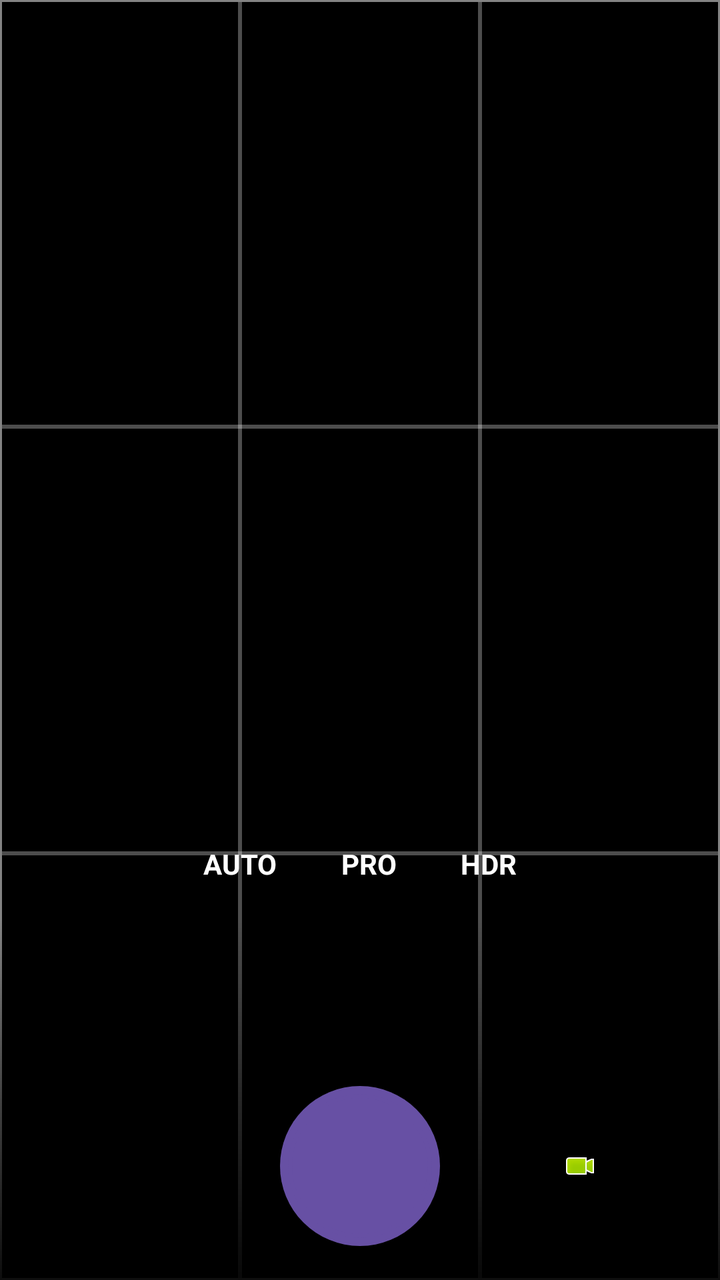
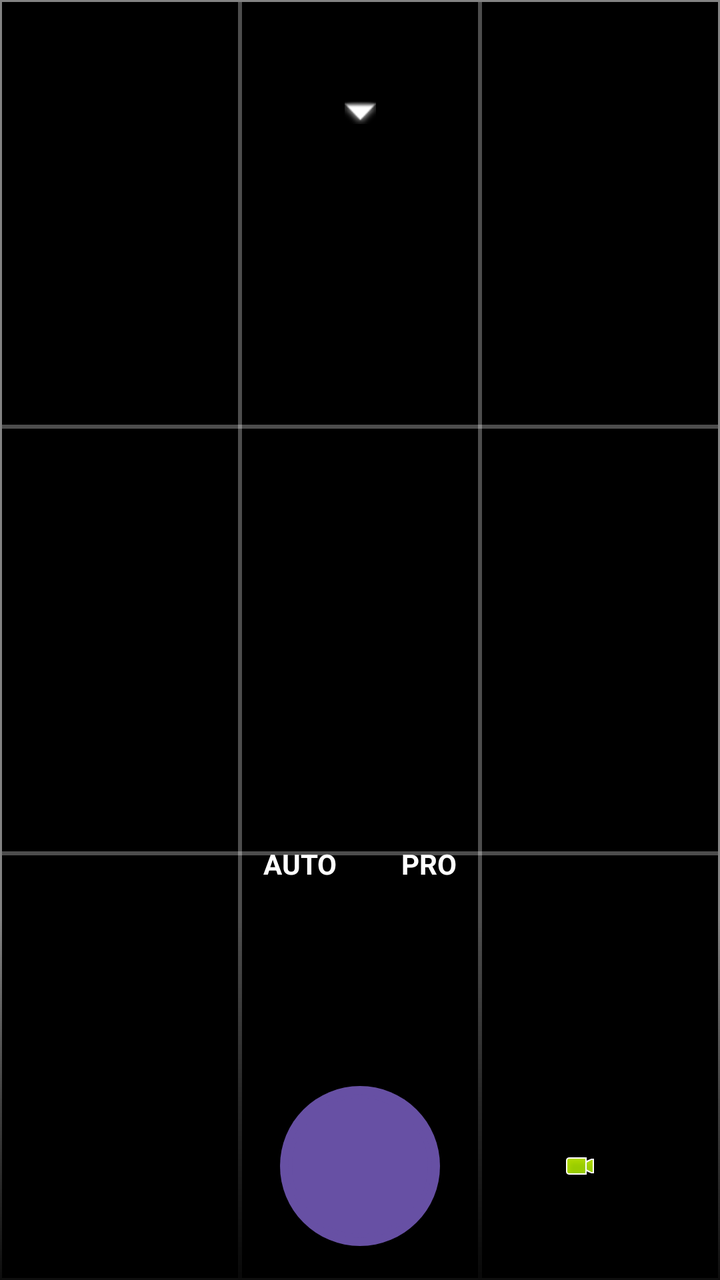

Compare the two renders of this Android layout. The source of the first and the diff that turns it into the second are given below.
<!-- AndroidManifest.xml: application theme Theme.TelescopeApp -->
<!-- res/layout/activity_main.xml -->
<?xml version="1.0" encoding="utf-8"?>
<androidx.constraintlayout.widget.ConstraintLayout
    xmlns:android="http://schemas.android.com/apk/res/android"
    xmlns:app="http://schemas.android.com/apk/res-auto"
    xmlns:tools="http://schemas.android.com/tools"
    android:layout_width="match_parent"
    android:layout_height="match_parent"
    android:background="#000000"
    tools:context=".MainActivity">

    <TextureView
        android:id="@+id/viewFinder"
        android:layout_width="match_parent"
        android:layout_height="match_parent"
        app:layout_constraintBottom_toBottomOf="parent"
        app:layout_constraintEnd_toEndOf="parent"
        app:layout_constraintStart_toStartOf="parent"
        app:layout_constraintTop_toTopOf="parent" />

    <View
        android:id="@+id/flash_overlay"
        android:layout_width="match_parent"
        android:layout_height="match_parent"
        android:background="#B3FFFFFF"
        android:visibility="gone"
        android:elevation="10dp" />

    
    <com.example.telescopeapp.HistogramView
        android:id="@+id/histogram_view"
        android:layout_width="120dp"
        android:layout_height="80dp"
        android:layout_marginTop="32dp"
        android:layout_marginStart="16dp"
        android:visibility="gone"
        app:layout_constraintTop_toTopOf="parent"
        app:layout_constraintStart_toStartOf="parent" />

    
    <TextView
        android:id="@+id/histogram_toggle_button"
        android:layout_width="wrap_content"
        android:layout_height="wrap_content"
        android:layout_marginTop="32dp"
        android:layout_marginEnd="16dp"
        android:text="HIST"
        android:textColor="#000000"
        android:textSize="14sp"
        android:textStyle="bold"
        android:padding="8dp"
        android:background="@drawable/bg_pill_button_active"
        android:visibility="gone"
        app:layout_constraintTop_toTopOf="parent"
        app:layout_constraintEnd_toEndOf="parent" />

    
    <LinearLayout
        android:layout_width="match_parent"
        android:layout_height="match_parent"
        android:orientation="vertical"
        android:weightSum="3"
        app:layout_constraintTop_toTopOf="parent"
        app:layout_constraintBottom_toBottomOf="parent">
        <View android:layout_width="match_parent" android:layout_height="0dp" android:layout_weight="1" android:background="@drawable/grid_box" />
        <View android:layout_width="match_parent" android:layout_height="0dp" android:layout_weight="1" android:background="@drawable/grid_box" />
        <View android:layout_width="match_parent" android:layout_height="0dp" android:layout_weight="1" android:background="@drawable/grid_box" />
    </LinearLayout>
    
    <LinearLayout
        android:layout_width="match_parent"
        android:layout_height="match_parent"
        android:orientation="horizontal"
        android:weightSum="3"
        app:layout_constraintStart_toStartOf="parent"
        app:layout_constraintEnd_toEndOf="parent">
        <View android:layout_width="0dp" android:layout_height="match_parent" android:layout_weight="1" android:background="@drawable/grid_box" />
        <View android:layout_width="0dp" android:layout_height="match_parent" android:layout_weight="1" android:background="@drawable/grid_box" />
        <View android:layout_width="0dp" android:layout_height="match_parent" android:layout_weight="1" android:background="@drawable/grid_box" />
    </LinearLayout>

    
    <LinearLayout
        android:id="@+id/parameter_control_panel"
        android:layout_width="match_parent"
        android:layout_height="wrap_content"
        android:layout_marginBottom="8dp"
        android:orientation="vertical"
        android:visibility="gone"
        android:background="#80000000"
        app:layout_constraintBottom_toTopOf="@+id/parameter_scroll_view"
        app:layout_constraintEnd_toEndOf="parent"
        app:layout_constraintStart_toStartOf="parent">

        
        <TextView
            android:id="@+id/parameter_value_text"
            android:layout_width="wrap_content"
            android:layout_height="wrap_content"
            android:layout_gravity="center_horizontal"
            android:padding="8dp"
            android:text="AUTO"
            android:textColor="#FFD700"
            android:textSize="16sp"
            android:textStyle="bold"
            android:background="?selectableItemBackground" />

        
        <LinearLayout
            android:layout_width="match_parent"
            android:layout_height="wrap_content"
            android:orientation="horizontal"
            android:gravity="center_vertical"
            android:paddingStart="16dp"
            android:paddingEnd="16dp">

            <TextView
                android:id="@+id/btn_param_minus"
                android:layout_width="40dp"
                android:layout_height="40dp"
                android:gravity="center"
                android:text="-"
                android:textColor="#FFFFFF"
                android:textSize="24sp"
                android:textStyle="bold"
                android:background="?selectableItemBackgroundBorderless" />

            <com.google.android.material.slider.Slider
                android:id="@+id/parameter_slider"
                android:layout_width="0dp"
                android:layout_height="wrap_content"
                android:layout_weight="1"
                app:tickVisible="false"
                app:thumbColor="#FFFFFF"
                app:trackColorActive="#FFFFFF"
                app:trackColorInactive="#80FFFFFF" />

            <TextView
                android:id="@+id/btn_param_plus"
                android:layout_width="40dp"
                android:layout_height="40dp"
                android:gravity="center"
                android:text="+"
                android:textColor="#FFFFFF"
                android:textSize="20sp"
                android:textStyle="bold"
                android:background="?selectableItemBackgroundBorderless" />
        </LinearLayout>

        
        <HorizontalScrollView
            android:layout_width="match_parent"
            android:layout_height="40dp"
            android:scrollbars="none">
            <LinearLayout
                android:id="@+id/preset_layout"
                android:layout_width="wrap_content"
                android:layout_height="match_parent"
                android:orientation="horizontal"
                android:paddingStart="16dp"
                android:paddingEnd="16dp"
                android:gravity="center_vertical" />
        </HorizontalScrollView>
    </LinearLayout>

    
    <HorizontalScrollView
        android:id="@+id/parameter_scroll_view"
        android:layout_width="wrap_content"
        android:layout_height="40dp"
        android:layout_marginBottom="8dp"
        android:scrollbars="none"
        android:visibility="gone"
        app:layout_constraintBottom_toTopOf="@+id/mode_layout"
        app:layout_constraintEnd_toEndOf="parent"
        app:layout_constraintStart_toStartOf="parent">

        <LinearLayout
            android:id="@+id/parameter_layout"
            android:layout_width="wrap_content"
            android:layout_height="match_parent"
            android:orientation="horizontal"
            android:paddingStart="16dp"
            android:paddingEnd="16dp"
            android:gravity="center_vertical" />
    </HorizontalScrollView>

    
    <LinearLayout
        android:id="@+id/mode_layout"
        android:layout_width="wrap_content"
        android:layout_height="40dp"
        android:layout_marginBottom="8dp"
        android:orientation="horizontal"
        android:gravity="center_vertical"
        app:layout_constraintBottom_toTopOf="@+id/bottom_control_bar"
        app:layout_constraintEnd_toEndOf="parent"
        app:layout_constraintStart_toStartOf="parent">

        <TextView
            android:id="@+id/mode_auto"
            android:layout_width="wrap_content"
            android:layout_height="match_parent"
            android:gravity="center"
            android:paddingStart="16dp"
            android:paddingEnd="16dp"
            android:text="AUTO"
            android:textColor="#FFFFFF"
            android:textSize="14sp"
            android:textStyle="bold" />

        <TextView
            android:id="@+id/mode_manual"
            android:layout_width="wrap_content"
            android:layout_height="match_parent"
            android:gravity="center"
            android:paddingStart="16dp"
            android:paddingEnd="16dp"
            android:text="PRO"
            android:textColor="#FFFFFF"
            android:textSize="14sp"
            android:textStyle="bold" />

        <TextView
            android:id="@+id/mode_hdr"
            android:layout_width="wrap_content"
            android:layout_height="match_parent"
            android:gravity="center"
            android:paddingStart="16dp"
            android:paddingEnd="16dp"
            android:text="HDR"
            android:textColor="#FFFFFF"
            android:textSize="14sp"
            android:textStyle="bold" />
    </LinearLayout>

    
    <androidx.constraintlayout.widget.ConstraintLayout
        android:id="@+id/bottom_control_bar"
        android:layout_width="match_parent"
        android:layout_height="180dp"
        android:background="@drawable/bg_control_bar"
        app:layout_constraintBottom_toBottomOf="parent"
        app:layout_constraintStart_toStartOf="parent"
        app:layout_constraintEnd_toEndOf="parent">

        
        <HorizontalScrollView
            android:id="@+id/zoom_scroll_view"
            android:layout_width="wrap_content"
            android:layout_height="50dp"
            android:layout_marginTop="16dp"
            android:scrollbars="none"
            app:layout_constraintTop_toTopOf="parent"
            app:layout_constraintEnd_toEndOf="parent"
            app:layout_constraintStart_toStartOf="parent">

            <LinearLayout
                android:id="@+id/zoom_layout"
                android:layout_width="wrap_content"
                android:layout_height="match_parent"
                android:orientation="horizontal"
                android:paddingStart="16dp"
                android:paddingEnd="16dp"
                android:gravity="center_vertical" />
        </HorizontalScrollView>

        <Button
            android:id="@+id/image_capture_button"
            android:layout_width="80dp"
            android:layout_height="80dp"
            android:background="@drawable/bg_shutter_button"
            android:elevation="4dp"
            app:layout_constraintBottom_toBottomOf="parent"
            app:layout_constraintTop_toBottomOf="@id/zoom_scroll_view"
            app:layout_constraintStart_toStartOf="parent"
            app:layout_constraintEnd_toEndOf="parent" />

        <ImageView
            android:id="@+id/thumbnail_view"
            android:layout_width="48dp"
            android:layout_height="48dp"
            android:background="?selectableItemBackgroundBorderless"
            android:scaleType="centerCrop"
            android:layout_marginEnd="24dp"
            app:layout_constraintBottom_toBottomOf="@id/image_capture_button"
            app:layout_constraintTop_toTopOf="@id/image_capture_button"
            app:layout_constraintEnd_toStartOf="@id/image_capture_button" />

        <ImageButton
            android:id="@+id/video_capture_button"
            android:layout_width="48dp"
            android:layout_height="48dp"
            android:background="?selectableItemBackgroundBorderless"
            android:src="@android:drawable/presence_video_online"
            android:scaleType="centerInside"
            app:layout_constraintBottom_toBottomOf="@id/image_capture_button"
            app:layout_constraintTop_toTopOf="@id/image_capture_button"
            app:layout_constraintStart_toEndOf="@id/image_capture_button"
            app:layout_constraintEnd_toEndOf="parent" />
            
    </androidx.constraintlayout.widget.ConstraintLayout>



</androidx.constraintlayout.widget.ConstraintLayout>
<!-- resources referenced by this layout -->
<resources>
  <!-- drawable bg_control_bar (drawable) -->
  <?xml version="1.0" encoding="utf-8"?>
  <shape xmlns:android="http://schemas.android.com/apk/res/android">
      <gradient
          android:angle="90"
          android:startColor="#E6000000"
          android:centerColor="#80000000"
          android:endColor="#00000000" />
  </shape>
  <!-- drawable bg_pill_button_active (drawable) -->
  <?xml version="1.0" encoding="utf-8"?>
  <shape xmlns:android="http://schemas.android.com/apk/res/android">
      <solid android:color="#FFF1D0" /> 
      <corners android:radius="24dp" />
  </shape>
  <!-- drawable bg_shutter_button (drawable) -->
  <?xml version="1.0" encoding="utf-8"?>
  <layer-list xmlns:android="http://schemas.android.com/apk/res/android">
      <item>
          <shape android:shape="oval">
              <solid android:color="#FFFFFF" />
              <size android:width="70dp" android:height="70dp"/>
          </shape>
      </item>
      <item android:bottom="4dp" android:left="4dp" android:right="4dp" android:top="4dp">
          <shape android:shape="oval">
              <stroke android:width="2dp" android:color="#000000" />
              <solid android:color="#FFFFFF" />
          </shape>
      </item>
  </layer-list>
  <!-- drawable grid_box (drawable) -->
  <?xml version="1.0" encoding="utf-8"?>
  <shape xmlns:android="http://schemas.android.com/apk/res/android">
      <stroke android:width="1dp" android:color="#4DFFFFFF" />
      <solid android:color="@android:color/transparent" />
  </shape>
  <style name="Theme.TelescopeApp" parent="Base.Theme.TelescopeApp" />
  <style name="Base.Theme.TelescopeApp" parent="Theme.Material3.DayNight.NoActionBar">
          
      </style>
</resources>

<!-- the commit's change to res/layout/activity_main.xml (unified diff, before → after) -->
@@ -37,46 +37,133 @@
         app:layout_constraintStart_toStartOf="parent" />
 
     
+    <LinearLayout
+        android:id="@+id/top_settings_panel"
+        android:layout_width="match_parent"
+        android:layout_height="wrap_content"
+        android:orientation="horizontal"
+        android:gravity="center"
+        android:background="#80000000"
+        android:paddingTop="32dp"
+        android:paddingBottom="8dp"
+        android:visibility="gone"
+        app:layout_constraintTop_toTopOf="parent"
+        app:layout_constraintStart_toStartOf="parent"
+        app:layout_constraintEnd_toEndOf="parent">
+
+        <TextView
+            android:id="@+id/btn_toggle_grid"
+            android:layout_width="wrap_content"
+            android:layout_height="wrap_content"
+            android:text="GRID"
+            android:textColor="#FFD700"
+            android:textSize="14sp"
+            android:textStyle="bold"
+            android:padding="12dp"
+            android:background="?selectableItemBackground" />
+
+        <TextView
+            android:id="@+id/btn_toggle_histogram"
+            android:layout_width="wrap_content"
+            android:layout_height="wrap_content"
+            android:text="HIST"
+            android:textColor="#FFD700"
+            android:textSize="14sp"
+            android:textStyle="bold"
+            android:padding="12dp"
+            android:background="?selectableItemBackground" />
+
+        <TextView
+            android:id="@+id/btn_toggle_hdr"
+            android:layout_width="wrap_content"
+            android:layout_height="wrap_content"
+            android:text="HDR"
+            android:textColor="#FFFFFF"
+            android:textSize="14sp"
+            android:textStyle="bold"
+            android:padding="12dp"
+            android:background="?selectableItemBackground" />
+
+        <TextView
+            android:id="@+id/btn_toggle_timer"
+            android:layout_width="wrap_content"
+            android:layout_height="wrap_content"
+            android:text="TIMER"
+            android:textColor="#FFFFFF"
+            android:textSize="14sp"
+            android:textStyle="bold"
+            android:padding="12dp"
+            android:background="?selectableItemBackground" />
+
+        <TextView
+            android:id="@+id/btn_toggle_flip"
+            android:layout_width="wrap_content"
+            android:layout_height="wrap_content"
+            android:text="FLIP"
+            android:textColor="#FFFFFF"
+            android:textSize="14sp"
+            android:textStyle="bold"
+            android:padding="12dp"
+            android:background="?selectableItemBackground" />
+    </LinearLayout>
+
+    <ImageView
+        android:id="@+id/btn_expand_menu"
+        android:layout_width="48dp"
+        android:layout_height="48dp"
+        android:layout_marginTop="32dp"
+        android:scaleType="centerInside"
+        android:src="@android:drawable/arrow_down_float"
+        app:tint="#FFFFFF"
+        android:background="?selectableItemBackgroundBorderless"
+        app:layout_constraintTop_toTopOf="parent"
+        app:layout_constraintEnd_toEndOf="parent"
+        app:layout_constraintStart_toStartOf="parent" />
+
+    
     <TextView
-        android:id="@+id/histogram_toggle_button"
+        android:id="@+id/countdown_text"
         android:layout_width="wrap_content"
         android:layout_height="wrap_content"
-        android:layout_marginTop="32dp"
-        android:layout_marginEnd="16dp"
-        android:text="HIST"
-        android:textColor="#000000"
-        android:textSize="14sp"
+        android:textSize="120sp"
+        android:textColor="#FFFFFF"
         android:textStyle="bold"
-        android:padding="8dp"
-        android:background="@drawable/bg_pill_button_active"
-        android:visibility="gone"
-        app:layout_constraintTop_toTopOf="parent"
+        android:shadowColor="#000000"
+        android:shadowRadius="10"
+        android:visibility="gone"
+        app:layout_constraintTop_toTopOf="parent"
+        app:layout_constraintBottom_toBottomOf="parent"
+        app:layout_constraintStart_toStartOf="parent"
         app:layout_constraintEnd_toEndOf="parent" />
 
     
-    <LinearLayout
+    <FrameLayout
+        android:id="@+id/grid_lines_layout"
         android:layout_width="match_parent"
         android:layout_height="match_parent"
-        android:orientation="vertical"
-        android:weightSum="3"
         app:layout_constraintTop_toTopOf="parent"
         app:layout_constraintBottom_toBottomOf="parent">
-        <View android:layout_width="match_parent" android:layout_height="0dp" android:layout_weight="1" android:background="@drawable/grid_box" />
-        <View android:layout_width="match_parent" android:layout_height="0dp" android:layout_weight="1" android:background="@drawable/grid_box" />
-        <View android:layout_width="match_parent" android:layout_height="0dp" android:layout_weight="1" android:background="@drawable/grid_box" />
-    </LinearLayout>
-    
-    <LinearLayout
-        android:layout_width="match_parent"
-        android:layout_height="match_parent"
-        android:orientation="horizontal"
-        android:weightSum="3"
-        app:layout_constraintStart_toStartOf="parent"
-        app:layout_constraintEnd_toEndOf="parent">
-        <View android:layout_width="0dp" android:layout_height="match_parent" android:layout_weight="1" android:background="@drawable/grid_box" />
-        <View android:layout_width="0dp" android:layout_height="match_parent" android:layout_weight="1" android:background="@drawable/grid_box" />
-        <View android:layout_width="0dp" android:layout_height="match_parent" android:layout_weight="1" android:background="@drawable/grid_box" />
-    </LinearLayout>
+
+        <LinearLayout
+            android:layout_width="match_parent"
+            android:layout_height="match_parent"
+            android:orientation="vertical"
+            android:weightSum="3">
+            <View android:layout_width="match_parent" android:layout_height="0dp" android:layout_weight="1" android:background="@drawable/grid_box" />
+            <View android:layout_width="match_parent" android:layout_height="0dp" android:layout_weight="1" android:background="@drawable/grid_box" />
+            <View android:layout_width="match_parent" android:layout_height="0dp" android:layout_weight="1" android:background="@drawable/grid_box" />
+        </LinearLayout>
+        
+        <LinearLayout
+            android:layout_width="match_parent"
+            android:layout_height="match_parent"
+            android:orientation="horizontal"
+            android:weightSum="3">
+            <View android:layout_width="0dp" android:layout_height="match_parent" android:layout_weight="1" android:background="@drawable/grid_box" />
+            <View android:layout_width="0dp" android:layout_height="match_parent" android:layout_weight="1" android:background="@drawable/grid_box" />
+            <View android:layout_width="0dp" android:layout_height="match_parent" android:layout_weight="1" android:background="@drawable/grid_box" />
+        </LinearLayout>
+    </FrameLayout>
 
     
     <LinearLayout
@@ -219,18 +306,6 @@
             android:textColor="#FFFFFF"
             android:textSize="14sp"
             android:textStyle="bold" />
-
-        <TextView
-            android:id="@+id/mode_hdr"
-            android:layout_width="wrap_content"
-            android:layout_height="match_parent"
-            android:gravity="center"
-            android:paddingStart="16dp"
-            android:paddingEnd="16dp"
-            android:text="HDR"
-            android:textColor="#FFFFFF"
-            android:textSize="14sp"
-            android:textStyle="bold" />
     </LinearLayout>
 
     
<!-- resource entries referenced after the edit -->
@@ -8,12 +8,6 @@
           android:startColor="#E6000000"
           android:centerColor="#80000000"
           android:endColor="#00000000" />
-  </shape>
-  <!-- drawable bg_pill_button_active (drawable) -->
-  <?xml version="1.0" encoding="utf-8"?>
-  <shape xmlns:android="http://schemas.android.com/apk/res/android">
-      <solid android:color="#FFF1D0" /> 
-      <corners android:radius="24dp" />
   </shape>
   <!-- drawable bg_shutter_button (drawable) -->
   <?xml version="1.0" encoding="utf-8"?>
